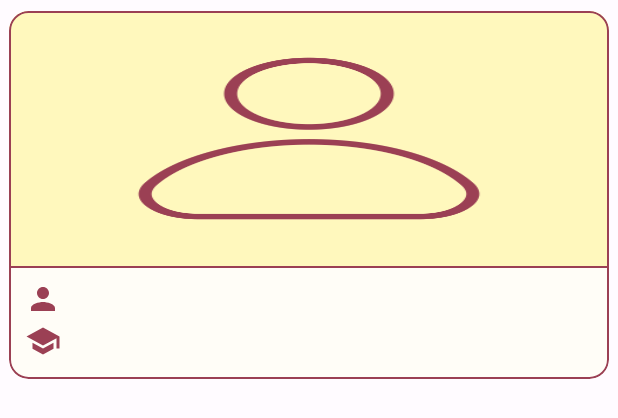
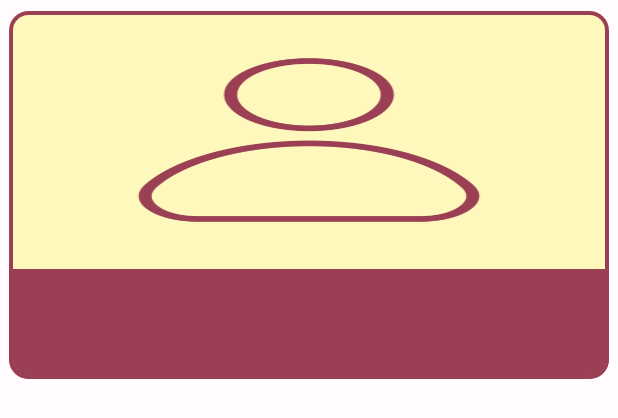
Before and after one commit to FaishalMukhammadSyarief/Friend_of_Mine, an Android app: the layout item_friend.xml on its own in the app's theme, with its tools: preview values and no code run, on a phone screen of 412 x 824 dp. Shown: the top 418 px of the screen. Run offline under Robolectric (Android 15) with nearby library versions, the phone set to English and light mode, and no system bars.

Commit message:
Item Recycler Design

```diff
--- a/app/src/main/res/layout/item_friend.xml
+++ b/app/src/main/res/layout/item_friend.xml
@@ -14,14 +14,14 @@
         android:layout_width="match_parent"
         android:layout_height="@dimen/_200sdp"
         app:cardCornerRadius="@dimen/_10sdp"
-        app:strokeWidth="@dimen/_1sdp"
+        app:strokeWidth="@dimen/_2sdp"
         app:strokeColor="@color/md_theme_light_primary"
         app:cardUseCompatPadding="true">
 
         <LinearLayout
             android:layout_width="match_parent"
             android:layout_height="match_parent"
-            android:background="@color/snow"
+            android:background="@color/md_theme_light_primary"
             android:orientation="vertical">
 
             <ImageView
@@ -41,7 +41,7 @@
 
             <View
                 android:layout_width="match_parent"
-                android:layout_height="@dimen/_1sdp"
+                android:layout_height="@dimen/_2sdp"
                 android:background="@color/md_theme_light_primary"
                 android:layout_marginBottom="@dimen/_5sdp"/>
 
@@ -51,14 +51,11 @@
                 android:layout_height="0dp"
                 android:layout_marginHorizontal="@dimen/_8sdp"
                 android:layout_weight="1"
-                android:gravity="center_vertical"
+                android:gravity="center"
                 android:text="@{friendData.name}"
-                android:textColor="@color/black"
+                android:textColor="@color/white"
                 android:textSize="@dimen/_16ssp"
                 android:textStyle="bold"
-                android:drawableStart="@drawable/ic_person"
-                android:drawableTint="@color/md_theme_light_primary"
-                android:drawablePadding="@dimen/_5sdp"
 
                 app:layout_constraintBottom_toTopOf="@id/school"
                 app:layout_constraintEnd_toEndOf="parent"
@@ -71,14 +68,12 @@
                 android:layout_width="match_parent"
                 android:layout_height="0dp"
                 android:layout_marginHorizontal="@dimen/_8sdp"
-                android:layout_marginBottom="@dimen/_8sdp"
+                android:layout_marginBottom="@dimen/_5sdp"
                 android:layout_weight="1"
-                android:gravity="center_vertical"
+                android:gravity="center"
                 android:text="@{friendData.school}"
-                android:textColor="@color/black"
-                android:drawableStart="@drawable/ic_school"
-                android:drawablePadding="@dimen/_5sdp"
-                android:drawableTint="@color/md_theme_light_primary"
+                android:textColor="@color/white"
+                android:textStyle="bold"
 
                 app:layout_constraintBottom_toBottomOf="parent"
                 app:layout_constraintEnd_toEndOf="parent"
```
